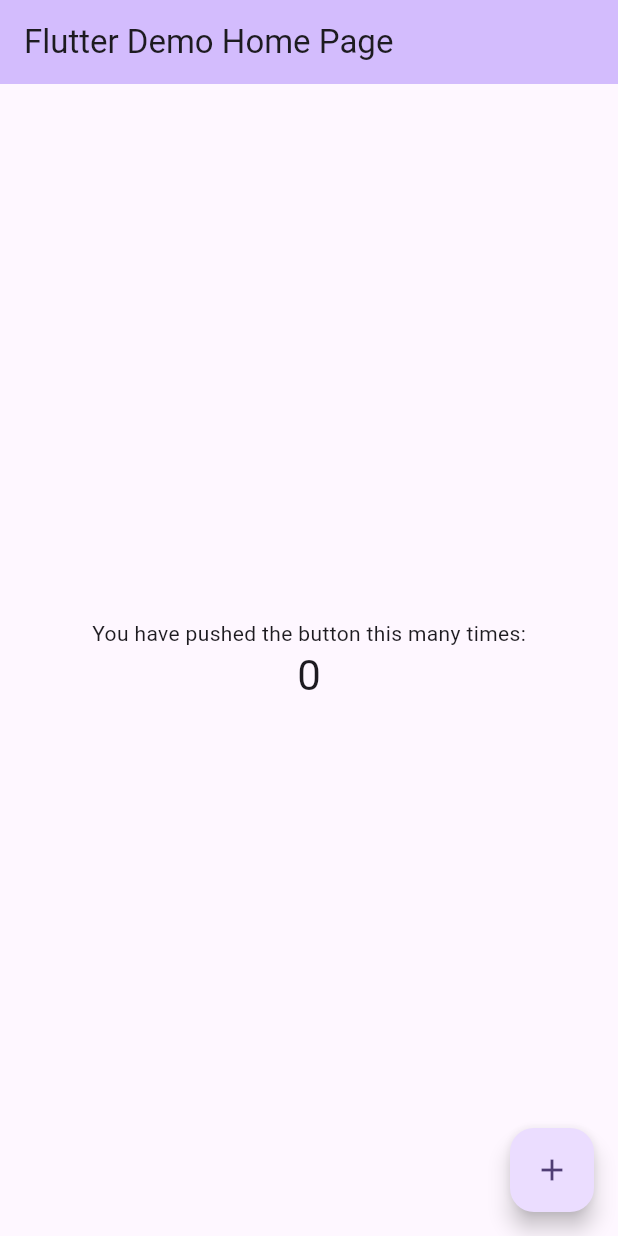
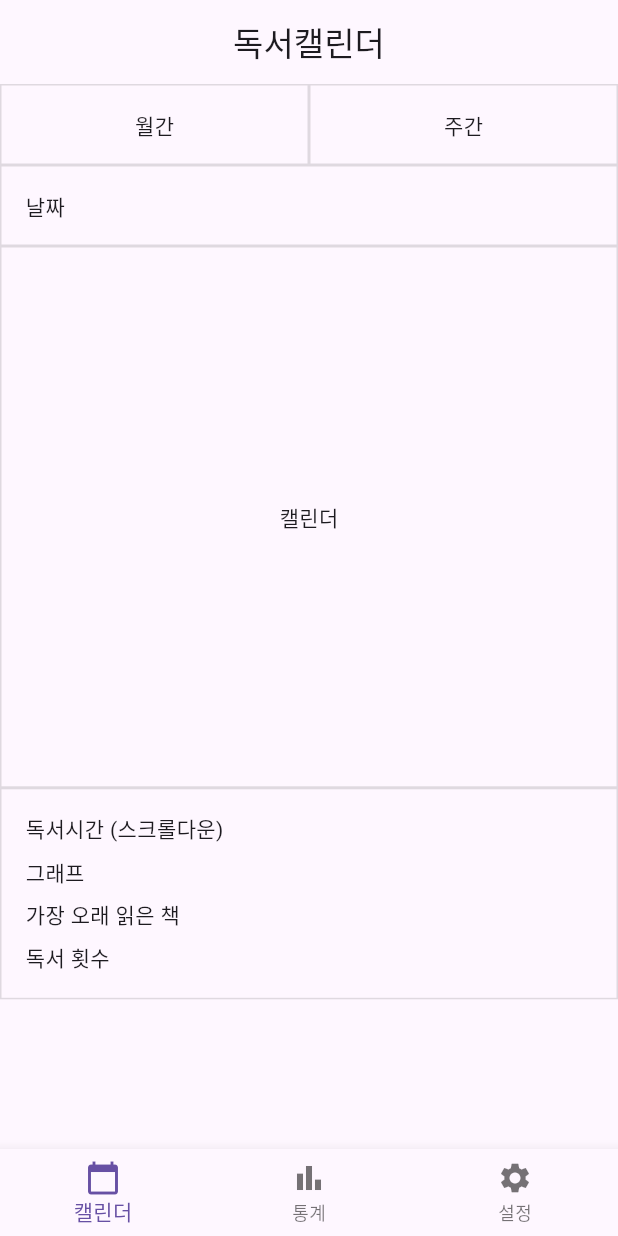
Before and after one commit to KTM090830-77/ebook, a Flutter app: the screen it shows after launch, on a phone screen of 412 x 824 dp. Run offline on Flutter 3.47's test engine with Material 3 defaults, Android fonts, the phone set to English and light mode, and no system bars.

Commit message:
start making

```diff
--- a/lib/main.dart
+++ b/lib/main.dart
@@ -7,116 +7,120 @@ void main() {
 class MyApp extends StatelessWidget {
   const MyApp({super.key});
 
-  // This widget is the root of your application.
   @override
   Widget build(BuildContext context) {
     return MaterialApp(
-      title: 'Flutter Demo',
-      theme: ThemeData(
-        // This is the theme of your application.
-        //
-        // TRY THIS: Try running your application with "flutter run". You'll see
-        // the application has a purple toolbar. Then, without quitting the app,
-        // try changing the seedColor in the colorScheme below to Colors.green
-        // and then invoke "hot reload" (save your changes or press the "hot
-        // reload" button in a Flutter-supported IDE, or press "r" if you used
-        // the command line to start the app).
-        //
-        // Notice that the counter didn't reset back to zero; the application
-        // state is not lost during the reload. To reset the state, use hot
-        // restart instead.
-        //
-        // This works for code too, not just values: Most code changes can be
-        // tested with just a hot reload.
-        colorScheme: ColorScheme.fromSeed(seedColor: Colors.deepPurple),
-      ),
-      home: const MyHomePage(title: 'Flutter Demo Home Page'),
+      home: const HomeScreen(),
+      debugShowCheckedModeBanner: false,
     );
   }
 }
 
-class MyHomePage extends StatefulWidget {
-  const MyHomePage({super.key, required this.title});
-
-  // This widget is the home page of your application. It is stateful, meaning
-  // that it has a State object (defined below) that contains fields that affect
-  // how it looks.
-
-  // This class is the configuration for the state. It holds the values (in this
-  // case the title) provided by the parent (in this case the App widget) and
-  // used by the build method of the State. Fields in a Widget subclass are
-  // always marked "final".
-
-  final String title;
-
-  @override
-  State<MyHomePage> createState() => _MyHomePageState();
-}
-
-class _MyHomePageState extends State<MyHomePage> {
-  int _counter = 0;
-
-  void _incrementCounter() {
-    setState(() {
-      // This call to setState tells the Flutter framework that something has
-      // changed in this State, which causes it to rerun the build method below
-      // so that the display can reflect the updated values. If we changed
-      // _counter without calling setState(), then the build method would not be
-      // called again, and so nothing would appear to happen.
-      _counter++;
-    });
-  }
+class HomeScreen extends StatelessWidget {
+  const HomeScreen({super.key});
 
   @override
   Widget build(BuildContext context) {
-    // This method is rerun every time setState is called, for instance as done
-    // by the _incrementCounter method above.
-    //
-    // The Flutter framework has been optimized to make rerunning build methods
-    // fast, so that you can just rebuild anything that needs updating rather
-    // than having to individually change instances of widgets.
     return Scaffold(
       appBar: AppBar(
-        // TRY THIS: Try changing the color here to a specific color (to
-        // Colors.amber, perhaps?) and trigger a hot reload to see the AppBar
-        // change color while the other colors stay the same.
-        backgroundColor: Theme.of(context).colorScheme.inversePrimary,
-        // Here we take the value from the MyHomePage object that was created by
-        // the App.build method, and use it to set our appbar title.
-        title: Text(widget.title),
+        title: const Text('독서캘린더'),
+        centerTitle: true,
       ),
-      body: Center(
-        // Center is a layout widget. It takes a single child and positions it
-        // in the middle of the parent.
-        child: Column(
-          // Column is also a layout widget. It takes a list of children and
-          // arranges them vertically. By default, it sizes itself to fit its
-          // children horizontally, and tries to be as tall as its parent.
-          //
-          // Column has various properties to control how it sizes itself and
-          // how it positions its children. Here we use mainAxisAlignment to
-          // center the children vertically; the main axis here is the vertical
-          // axis because Columns are vertical (the cross axis would be
-          // horizontal).
-          //
-          // TRY THIS: Invoke "debug painting" (choose the "Toggle Debug Paint"
-          // action in the IDE, or press "p" in the console), to see the
-          // wireframe for each widget.
-          mainAxisAlignment: MainAxisAlignment.center,
-          children: <Widget>[
-            const Text('You have pushed the button this many times:'),
-            Text(
-              '$_counter',
-              style: Theme.of(context).textTheme.headlineMedium,
+      body: Column(
+        children: [
+          // 월간 / 주간
+          Row(
+            children: [
+              Expanded(
+                child: Container(
+                  padding: const EdgeInsets.all(16),
+                  alignment: Alignment.center,
+                  decoration: BoxDecoration(
+                    border: Border.all(color: Colors.black12),
+                  ),
+                  child: const Text('월간'),
+                ),
+              ),
+              Expanded(
+                child: Container(
+                  padding: const EdgeInsets.all(16),
+                  alignment: Alignment.center,
+                  decoration: BoxDecoration(
+                    border: Border.all(color: Colors.black12),
+                  ),
+                  child: const Text('주간'),
+                ),
+              ),
+            ],
+          ),
+
+          // 날짜
+          Container(
+            width: double.infinity,
+            padding: const EdgeInsets.all(16),
+            decoration: BoxDecoration(
+              border: Border.all(color: Colors.black12),
             ),
-          ],
-        ),
+            child: const Text('날짜'),
+          ),
+
+          // 캘린더 영역
+          Expanded(
+            flex: 3,
+            child: Container(
+              alignment: Alignment.center,
+              decoration: BoxDecoration(
+                border: Border.all(color: Colors.black12),
+              ),
+              child: const Text('캘린더'),
+            ),
+          ),
+
+          // 통계 영역 (스크롤)
+          Expanded(
+            flex: 2,
+            child: SingleChildScrollView(
+              child: Container(
+                width: double.infinity,
+                padding: const EdgeInsets.all(16),
+                decoration: BoxDecoration(
+                  border: Border.all(color: Colors.black12),
+                ),
+                child: Column(
+                  crossAxisAlignment: CrossAxisAlignment.start,
+                  children: const [
+                    Text('독서시간 (스크롤다운)'),
+                    SizedBox(height: 8),
+                    Text('그래프'),
+                    SizedBox(height: 8),
+                    Text('가장 오래 읽은 책'),
+                    SizedBox(height: 8),
+                    Text('독서 횟수'),
+                  ],
+                ),
+              ),
+            ),
+          ),
+        ],
       ),
-      floatingActionButton: FloatingActionButton(
-        onPressed: _incrementCounter,
-        tooltip: 'Increment',
-        child: const Icon(Icons.add),
-      ), // This trailing comma makes auto-formatting nicer for build methods.
+
+      // 하단 네비게이션 바
+      bottomNavigationBar: BottomNavigationBar(
+        items: const [
+          BottomNavigationBarItem(
+            icon: Icon(Icons.calendar_today),
+            label: '캘린더',
+          ),
+          BottomNavigationBarItem(
+            icon: Icon(Icons.bar_chart),
+            label: '통계',
+          ),
+          BottomNavigationBarItem(
+            icon: Icon(Icons.settings),
+            label: '설정',
+          ),
+        ],
+      ),
     );
   }
 }
```
